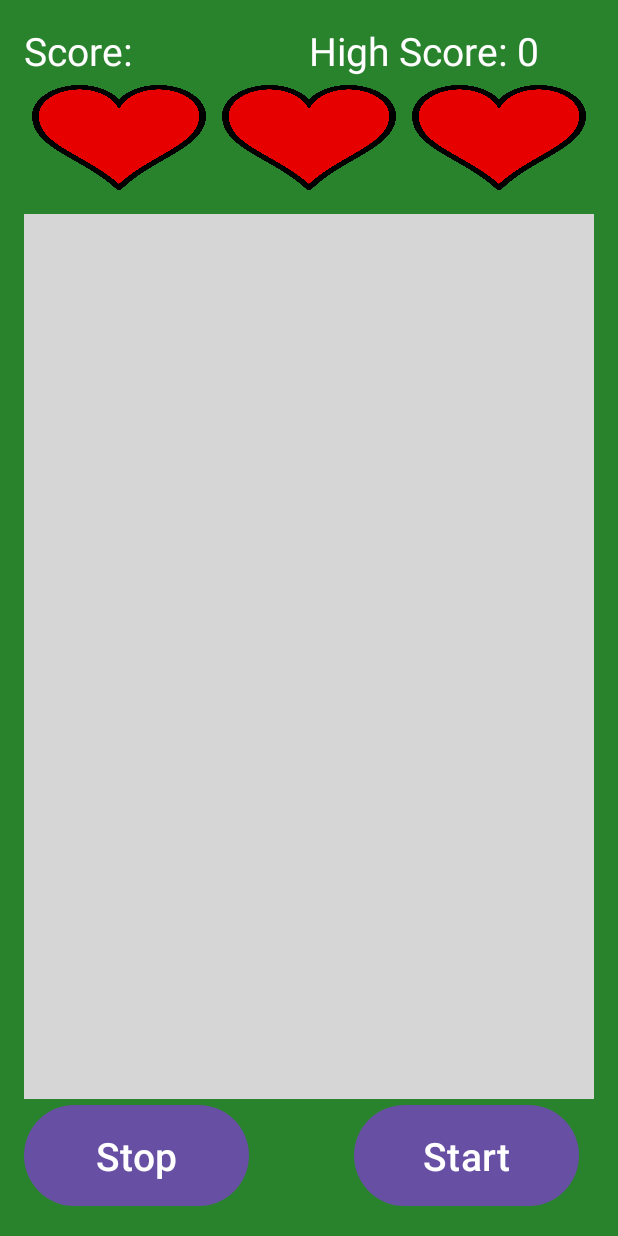
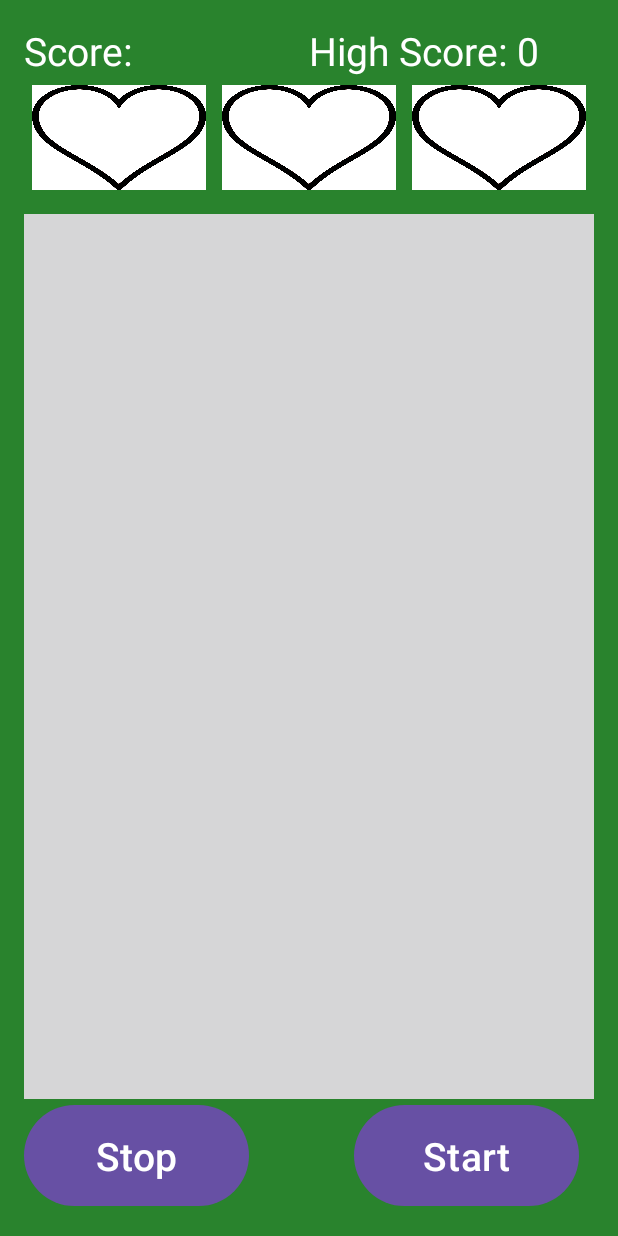
Before and after one commit to saguilar2/Project1, an Android app: the screen it shows after launch (MainActivity), on a phone screen of 412 x 824 dp. Run offline under Robolectric (Android 15) with nearby library versions, the light colour scheme and no system bars.

Commit message:
working game

```diff
--- a/app/src/main/java/com/example/project1/MainActivity.java
+++ b/app/src/main/java/com/example/project1/MainActivity.java
@@ -11,6 +11,7 @@ import android.util.Log;
 import android.view.View;
 import android.widget.Button;
 import android.widget.ImageButton;
+import android.widget.ImageView;
 import android.widget.TextView;
 
 import com.example.project1.SharedCode.IntruderLogic;
@@ -40,6 +41,9 @@ public class MainActivity extends AppCompatActivity {
     private ImageButton burg9;
     private Button startBtn;
     private Button stpBtn;
+    private ImageView life1;
+    private ImageView life2;
+    private ImageView life3;
 
     private TextView scoreTVDisplay;
     private TextView highScoreTVDisplay;
@@ -57,6 +61,7 @@ public class MainActivity extends AppCompatActivity {
     private final IntruderLogic intruder = new IntruderLogic(9);
 
     private ArrayList<ImageButton> imgBtnList = new ArrayList<>(10);
+    private ArrayList<ImageView> imgViewList = new ArrayList<>(3);
 
 
     @Override
@@ -94,6 +99,14 @@ public class MainActivity extends AppCompatActivity {
         imgBtnList.add(burg7);
         imgBtnList.add(burg8);
         imgBtnList.add(burg9);
+
+        life1 = findViewById(R.id.heart1);
+        life2 = findViewById(R.id.heart2);
+        life3 = findViewById(R.id.heart3);
+
+        imgViewList.add(life1);
+        imgViewList.add(life2);
+        imgViewList.add(life3);
 
         final Observer<Integer> ScoreObserver = new Observer<Integer>() {
             @Override
@@ -162,11 +175,19 @@ public class MainActivity extends AppCompatActivity {
                     }
 
                     if (startNewGame && startNewGame2) {
+                        for(int i = 0; i <imgViewList.size(); i++){
+                            if(i+1 <= roundEndInfo[livesInd]){
+                                imgViewList.get(i).setActivated(true);
+                            } else {
+                                imgViewList.get(i).setActivated(false);
+                            }
+                        }
 
                         if (roundEndInfo[livesInd] <= 0) {
 
                             scoreModel.SetScore(Integer.valueOf(0));
                             gameStarted = false;
+                            intruder.restart();
                         }
                         scoreModel.SetScore(Integer.valueOf(roundEndInfo[currScoreInd]));
                         scoreModel.GetScore();
--- a/app/src/main/res/drawable/live_selector.xml
+++ b/app/src/main/res/drawable/live_selector.xml
@@ -1,9 +1,9 @@
 <?xml version="1.0" encoding="utf-8"?>
 <selector xmlns:android="http://schemas.android.com/apk/res/android">
     <item
-        android:state_activated="false"
+        android:state_activated="true"
         android:drawable="@drawable/lives"/>
     <item
-        android:state_activated="true"
+        android:state_activated="false"
         android:drawable="@drawable/empty_life"/>
 </selector>
--- a/app/src/main/res/layout/activity_main.xml
+++ b/app/src/main/res/layout/activity_main.xml
@@ -51,7 +51,7 @@
             android:layout_weight="1"
             android:layout_marginLeft="5dp"
             android:layout_marginRight="5dp"
-            android:background="@drawable/lives"/>
+            android:background="@drawable/live_selector"/>
 
         <ImageView
             android:id="@+id/heart2"
@@ -60,7 +60,7 @@
             android:layout_weight="1"
             android:layout_marginLeft="5dp"
             android:layout_marginRight="5dp"
-            android:background="@drawable/lives" />
+            android:background="@drawable/live_selector" />
 
         <ImageView
             android:id="@+id/heart3"
@@ -69,7 +69,7 @@
             android:layout_weight="1"
             android:layout_marginLeft="5dp"
             android:layout_marginRight="5dp"
-            android:background="@drawable/lives" />
+            android:background="@drawable/live_selector" />
 
 
     </LinearLayout>
```
